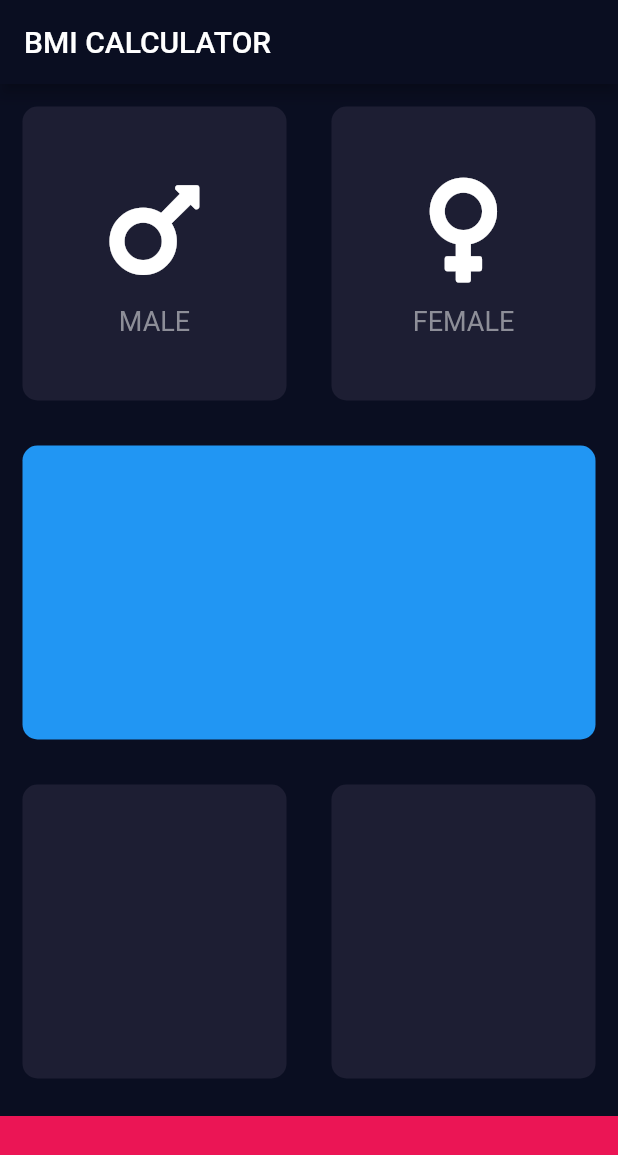
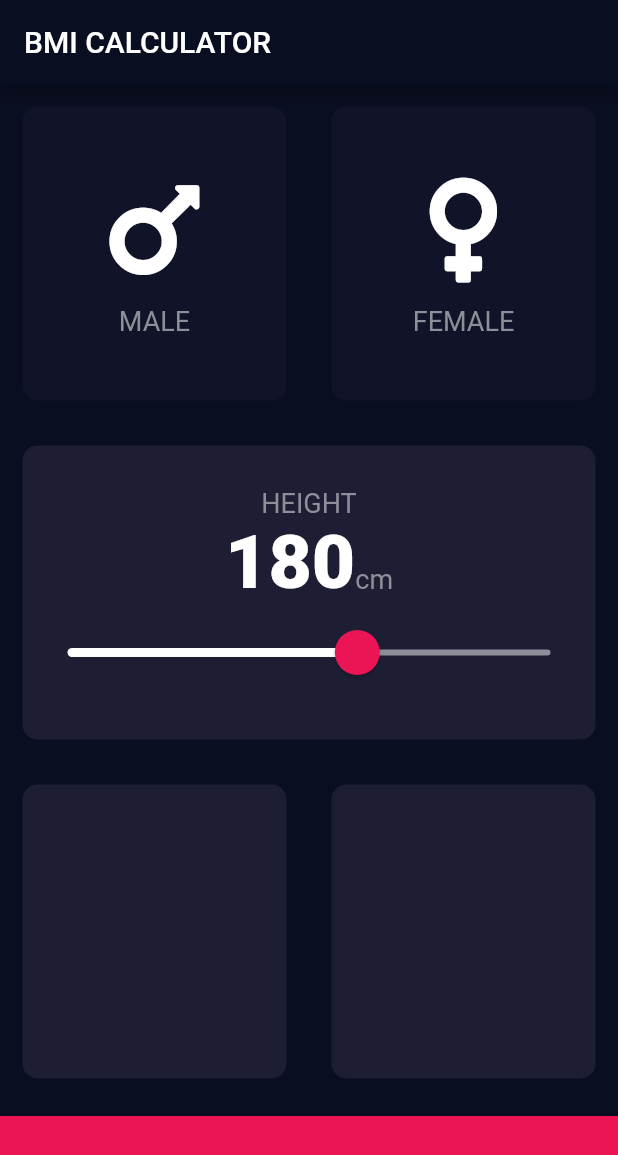
Before and after one commit to adarshdwivedi123/bmiCalculator, a Flutter app: the screen it shows after launch, on a phone screen of 412 x 824 dp. Shown: the top 1155 px of the screen. Run offline on Flutter 3.47's test engine with Material 2 defaults, Android fonts, the phone set to English and light mode, and no system bars; our stand-ins replace font_awesome_flutter.

Commit message:
add some new card  theme color

```diff
--- /dev/null
+++ b/lib/constants.dart
@@ -0,0 +1,15 @@
+import 'package:flutter/material.dart';
+const kBottomContainerHeight = 80.0;
+const kActiveCardColor = Color(0xFF1D1E33);
+const kBottomContainerColor = Color(0xFFEB1555);
+const kInactiveCardColor = Color(0xFF111328);
+const kLabelTextStyle =TextStyle(
+  fontSize: 18.0,
+  color: Color(0xFF8D8E98),
+);
+const kNumberTextStyle=TextStyle(
+fontSize: 50.0,
+fontWeight: FontWeight.w900,
+
+
+);
--- a/lib/icon_content.dart
+++ b/lib/icon_content.dart
@@ -1,8 +1,5 @@
 import 'package:flutter/material.dart';
-const labelTextStyle =TextStyle(
-  fontSize: 18.0,
-  color: Color(0xFF8D8E98),
-);
+import 'constants.dart';
 class IconContent extends StatelessWidget {
   IconContent({this.icon, this.label});
   final IconData icon;
@@ -21,8 +18,9 @@ class IconContent extends StatelessWidget {
           height: 10.0,
         ),
         Text(
+
           label,
-          style:labelTextStyle
+          style:kLabelTextStyle
         ),
       ],
     );
--- a/lib/input_page.dart
+++ b/lib/input_page.dart
@@ -4,9 +4,9 @@ import 'package:font_awesome_flutter/font_awesome_flutter.dart';
 import 'icon_content.dart';
 import 'reusable_cart.dart';
 
-const bottomContainerHeight = 80.0;
-const activeCardColor = Color(0xFF1D1E33);
-const bottomContainerColor = Color(0xFFEB1555);
+import 'constants.dart';
+
+enum Gender { male, female }
 
 class InputPage extends StatefulWidget {
   @override
@@ -14,6 +14,8 @@ class InputPage extends StatefulWidget {
 }
 
 class _InputPageState extends State<InputPage> {
+  Gender selectedGender;
+  int height =180;
   @override
   Widget build(BuildContext context) {
     return Scaffold(
@@ -21,13 +23,21 @@ class _InputPageState extends State<InputPage> {
         title: Text('BMI CALCULATOR'),
       ),
       body: Column(
+        crossAxisAlignment: CrossAxisAlignment.stretch,
         children: <Widget>[
           Expanded(
               child: Row(
             children: <Widget>[
               Expanded(
                 child: ReusableCard(
-                  colour: activeCardColor,
+                  onPress: () {
+                    setState(() {
+                      selectedGender = Gender.male;
+                    });
+                  },
+                  colour: selectedGender == Gender.male
+                      ? kActiveCardColor
+                      : kInactiveCardColor,
                   cardChild: IconContent(
                     icon: FontAwesomeIcons.mars,
                     label: 'MALE',
@@ -36,7 +46,14 @@ class _InputPageState extends State<InputPage> {
               ),
               Expanded(
                 child: ReusableCard(
-                  colour: activeCardColor,
+                  onPress: () {
+                    setState(() {
+                      selectedGender = Gender.female;
+                    });
+                  },
+                  colour: selectedGender == Gender.female
+                      ? kActiveCardColor
+                      : kInactiveCardColor,
                   cardChild: IconContent(
                     icon: FontAwesomeIcons.venus,
                     label: 'FEMALE',
@@ -46,24 +63,73 @@ class _InputPageState extends State<InputPage> {
             ],
           )),
           Expanded(
-            child: ReusableCard(colour: Colors.blue),
+            child: ReusableCard(
+              colour: kActiveCardColor,
+              cardChild: Column(
+                mainAxisAlignment: MainAxisAlignment.center,
+                children: <Widget>[
+                  Text(
+                    'HEIGHT',
+                    style: kLabelTextStyle,
+                  ),
+                  Row(
+                    mainAxisAlignment:MainAxisAlignment.center,
+                    crossAxisAlignment:CrossAxisAlignment.baseline ,
+                    textBaseline: TextBaseline.alphabetic,
+                    children: <Widget>[
+                      Text(
+                        height.toString(),
+                         style:kNumberTextStyle,
+                      ),
+                      Text(
+                        'cm',
+                        style: kLabelTextStyle,
+                      ),
+                    ],
+                  ),
+
+                  SliderTheme(
+                    data:SliderTheme.of(context).copyWith(
+                      inactiveTrackColor: Color(0xFF8D8E98),
+                      activeTrackColor: Colors.white,
+                      thumbColor: Color(0xFFEB1555),
+                      overlayColor: Color(0x29EB1555),
+                      thumbShape:
+                        RoundSliderThumbShape(enabledThumbRadius: 15.0),
+                      overlayShape:
+                        RoundSliderOverlayShape(overlayRadius: 30.0),
+                    ),
+                    child: Slider(
+                      value:height.toDouble(),
+                      min: 120.0,
+                      max: 220.0,
+                      onChanged: (double newValue){
+                        setState(() {
+                          height =newValue.round();
+                        });
+                      },
+                    ),
+                  ),
+                ],
+              ),
+            ),
           ),
           Expanded(
               child: Row(
             children: <Widget>[
               Expanded(
-                child: ReusableCard(colour: activeCardColor),
+                child: ReusableCard(colour: kActiveCardColor),
               ),
               Expanded(
-                child: ReusableCard(colour: activeCardColor),
+                child: ReusableCard(colour: kActiveCardColor),
               ),
             ],
           )),
           Container(
-            color: bottomContainerColor,
+            color: kBottomContainerColor,
             margin: EdgeInsets.only(top: 10.0),
             width: double.infinity,
-            height: bottomContainerHeight,
+            height: kBottomContainerHeight,
           ),
         ],
       ),
--- a/lib/reusable_cart.dart
+++ b/lib/reusable_cart.dart
@@ -1,19 +1,24 @@
 import 'package:flutter/material.dart';
 class ReusableCard extends StatelessWidget {
   // const ReusableCard({Key key,}) : super(key: key);
-  ReusableCard({@required this.colour, this.cardChild});
+  ReusableCard({@required this.colour, this.cardChild,this.onPress});
   final Color colour;
   final Widget cardChild;
+  final Function onPress;
+
 
   @override
   Widget build(BuildContext context) {
-    return Container(
+    return GestureDetector(
+      onTap:onPress,
+      child:Container(
       child: cardChild,
       margin: EdgeInsets.all(15.0),
       decoration: BoxDecoration(
         color: colour,
         borderRadius: BorderRadius.circular(10.0),
       ),
+     ),
     );
   }
 }
```
